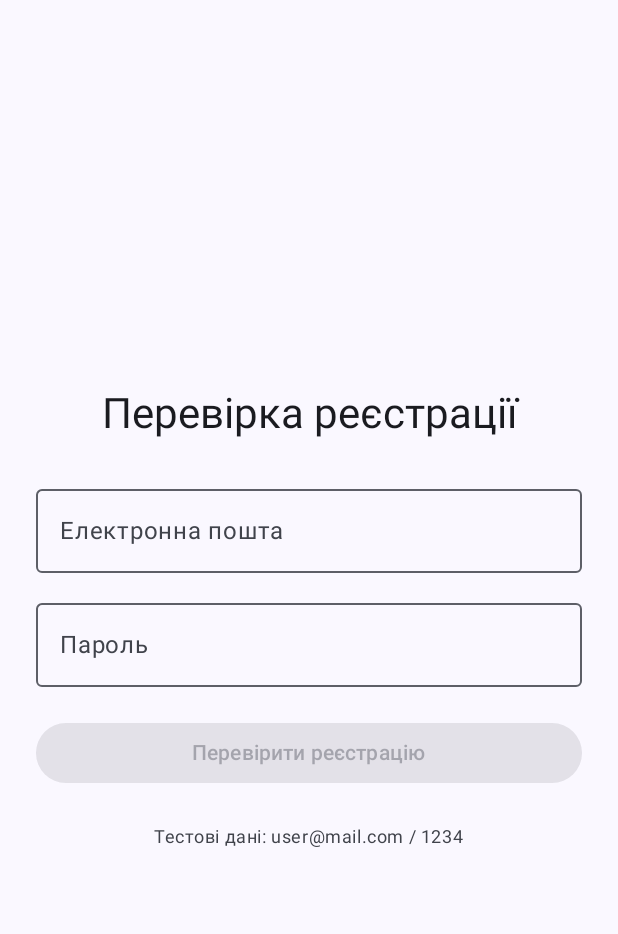
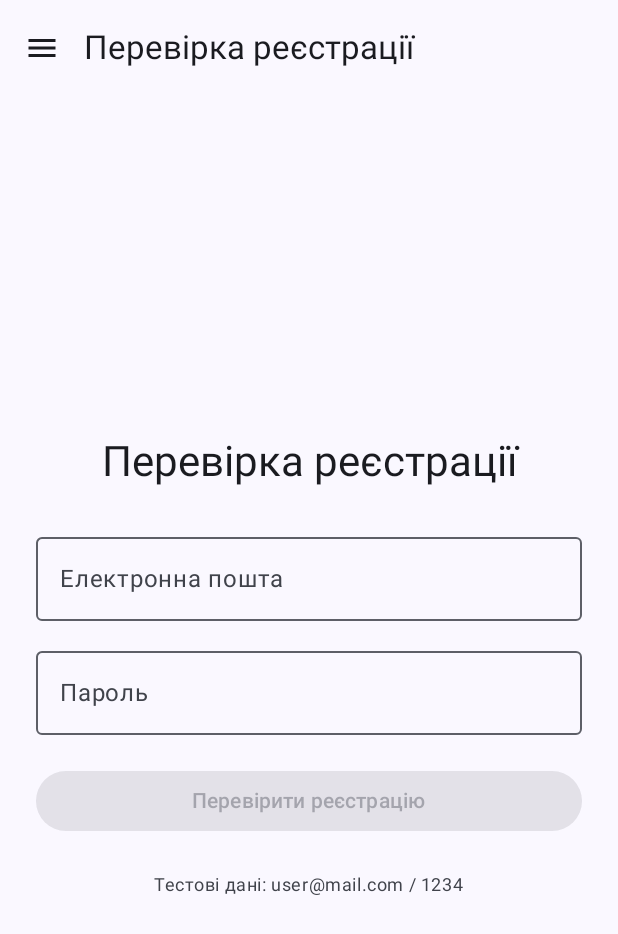
Before and after one commit to anatolii-dotsenko/optima-mobile, an Android app built with Jetpack Compose: the screen it shows after launch (MainActivity), on a phone screen of 412 x 824 dp. Shown: the top 934 px of the screen. Run offline under Robolectric (Android 15) with nearby library versions, the phone set to English and light mode, and no system bars.

Commit message:
Practical 3: project structure, navigation drawer, singleton SessionRepository

```diff
--- a/app/build.gradle.kts
+++ b/app/build.gradle.kts
@@ -40,6 +40,8 @@ dependencies {
     implementation(platform(libs.androidx.compose.bom))
     implementation(libs.androidx.activity.compose)
     implementation(libs.androidx.compose.material3)
+    implementation(libs.androidx.compose.material.icons.core)
+    implementation(libs.androidx.navigation.compose)
     implementation(libs.androidx.compose.ui)
     implementation(libs.androidx.compose.ui.graphics)
     implementation(libs.androidx.compose.ui.tooling.preview)
--- a/app/src/main/AndroidManifest.xml
+++ b/app/src/main/AndroidManifest.xml
@@ -3,6 +3,7 @@
     xmlns:tools="http://schemas.android.com/tools">
 
     <application
+        android:name=".StartupApp"
         android:allowBackup="true"
         android:dataExtractionRules="@xml/data_extraction_rules"
         android:fullBackupContent="@xml/backup_rules"
--- a/app/src/main/java/com/example/startupapp/LoginViewModel.kt
+++ b/app/src/main/java/com/example/startupapp/LoginViewModel.kt
@@ -2,6 +2,11 @@ package com.example.startupapp
 
 import android.util.Patterns
 import androidx.lifecycle.ViewModel
+import androidx.lifecycle.ViewModelProvider
+import androidx.lifecycle.ViewModelProvider.AndroidViewModelFactory.Companion.APPLICATION_KEY
+import androidx.lifecycle.viewmodel.initializer
+import androidx.lifecycle.viewmodel.viewModelFactory
+import com.example.startupapp.data.SessionRepository
 import kotlinx.coroutines.flow.MutableStateFlow
 import kotlinx.coroutines.flow.StateFlow
 import kotlinx.coroutines.flow.asStateFlow
@@ -25,7 +30,9 @@ data class LoginUiState(
         get() = isEmailValid && password.isNotBlank()
 }
 
-class LoginViewModel : ViewModel() {
+class LoginViewModel(
+    private val sessionRepository: SessionRepository = SessionRepository()
+) : ViewModel() {
 
     private val registeredUsers = mapOf(
         "user@mail.com" to "1234",
@@ -64,6 +71,12 @@ class LoginViewModel : ViewModel() {
         val normalizedEmail = state.email.trim().lowercase()
         val isRegistered = registeredUsers[normalizedEmail] == state.password
 
+        if (isRegistered) {
+            sessionRepository.setRegisteredUser(normalizedEmail)
+        } else {
+            sessionRepository.clearSession()
+        }
+
         _uiState.update {
             it.copy(
                 result = if (isRegistered) CheckResult.REGISTERED else CheckResult.NOT_FOUND
@@ -75,7 +88,14 @@ class LoginViewModel : ViewModel() {
         return Patterns.EMAIL_ADDRESS?.matcher(email)?.matches() ?: EMAIL_REGEX.matches(email)
     }
 
-    private companion object {
-        val EMAIL_REGEX = Regex("^[A-Za-z0-9+_.-]+@[A-Za-z0-9.-]+\\.[A-Za-z]{2,}$")
+    companion object {
+        private val EMAIL_REGEX = Regex("^[A-Za-z0-9+_.-]+@[A-Za-z0-9.-]+\\.[A-Za-z]{2,}$")
+
+        val Factory: ViewModelProvider.Factory = viewModelFactory {
+            initializer {
+                val app = this[APPLICATION_KEY] as StartupApp
+                LoginViewModel(app.sessionRepository)
+            }
+        }
     }
 }
--- a/app/src/main/java/com/example/startupapp/MainActivity.kt
+++ b/app/src/main/java/com/example/startupapp/MainActivity.kt
@@ -4,10 +4,7 @@ import android.os.Bundle
 import androidx.activity.ComponentActivity
 import androidx.activity.compose.setContent
 import androidx.activity.enableEdgeToEdge
-import androidx.compose.foundation.layout.fillMaxSize
-import androidx.compose.foundation.layout.padding
-import androidx.compose.material3.Scaffold
-import androidx.compose.ui.Modifier
+import com.example.startupapp.navigation.AppShell
 import com.example.startupapp.ui.theme.StartupAppTheme
 
 class MainActivity : ComponentActivity() {
@@ -16,11 +13,7 @@ class MainActivity : ComponentActivity() {
         enableEdgeToEdge()
         setContent {
             StartupAppTheme {
-                Scaffold(modifier = Modifier.fillMaxSize()) { innerPadding ->
-                    LoginScreen(
-                        modifier = Modifier.padding(innerPadding)
-                    )
-                }
+                AppShell()
             }
         }
     }
--- /dev/null
+++ b/app/src/main/java/com/example/startupapp/StartupApp.kt
@@ -0,0 +1,11 @@
+package com.example.startupapp
+
+import android.app.Application
+import com.example.startupapp.data.SessionRepository
+
+/**
+ * Application container providing app-wide singleton dependencies.
+ */
+class StartupApp : Application() {
+    val sessionRepository: SessionRepository by lazy { SessionRepository() }
+}
--- /dev/null
+++ b/app/src/main/java/com/example/startupapp/data/SessionRepository.kt
@@ -0,0 +1,22 @@
+package com.example.startupapp.data
+
+import kotlinx.coroutines.flow.MutableStateFlow
+import kotlinx.coroutines.flow.StateFlow
+import kotlinx.coroutines.flow.asStateFlow
+
+/**
+ * Singleton repository storing shared session state across screens.
+ */
+class SessionRepository {
+
+    private val _registeredUserEmail = MutableStateFlow<String?>(null)
+    val registeredUserEmail: StateFlow<String?> = _registeredUserEmail.asStateFlow()
+
+    fun setRegisteredUser(email: String) {
+        _registeredUserEmail.value = email
+    }
+
+    fun clearSession() {
+        _registeredUserEmail.value = null
+    }
+}
--- /dev/null
+++ b/app/src/main/java/com/example/startupapp/navigation/AppShell.kt
@@ -0,0 +1,165 @@
+package com.example.startupapp.navigation
+
+import androidx.compose.foundation.layout.Column
+import androidx.compose.foundation.layout.Spacer
+import androidx.compose.foundation.layout.fillMaxSize
+import androidx.compose.foundation.layout.height
+import androidx.compose.foundation.layout.padding
+import androidx.compose.material.icons.Icons
+import androidx.compose.material.icons.filled.Home
+import androidx.compose.material.icons.filled.Info
+import androidx.compose.material.icons.filled.Menu
+import androidx.compose.material3.DrawerValue
+import androidx.compose.material3.ExperimentalMaterial3Api
+import androidx.compose.material3.HorizontalDivider
+import androidx.compose.material3.Icon
+import androidx.compose.material3.IconButton
+import androidx.compose.material3.MaterialTheme
+import androidx.compose.material3.ModalDrawerSheet
+import androidx.compose.material3.ModalNavigationDrawer
+import androidx.compose.material3.NavigationDrawerItem
+import androidx.compose.material3.NavigationDrawerItemDefaults
+import androidx.compose.material3.Scaffold
+import androidx.compose.material3.Text
+import androidx.compose.material3.TopAppBar
+import androidx.compose.material3.rememberDrawerState
+import androidx.compose.runtime.Composable
+import androidx.compose.runtime.getValue
+import androidx.compose.runtime.rememberCoroutineScope
+import androidx.compose.ui.Modifier
+import androidx.compose.ui.platform.LocalContext
+import androidx.compose.ui.unit.dp
+import androidx.lifecycle.compose.collectAsStateWithLifecycle
+import androidx.navigation.NavGraph.Companion.findStartDestination
+import androidx.navigation.NavHostController
+import androidx.navigation.compose.NavHost
+import androidx.navigation.compose.composable
+import androidx.navigation.compose.currentBackStackEntryAsState
+import androidx.navigation.compose.rememberNavController
+import com.example.startupapp.LoginScreen
+import com.example.startupapp.StartupApp
+import com.example.startupapp.ui.content.ContentScreen
+import kotlinx.coroutines.launch
+
+private const val ROUTE_LOGIN = "login"
+private const val ROUTE_CONTENT = "content"
+
+@OptIn(ExperimentalMaterial3Api::class)
+@Composable
+fun AppShell(
+    modifier: Modifier = Modifier
+) {
+    val navController = rememberNavController()
+    val backStackEntry by navController.currentBackStackEntryAsState()
+    val currentRoute = backStackEntry?.destination?.route ?: ROUTE_LOGIN
+
+    val app = LocalContext.current.applicationContext as StartupApp
+    val registeredEmail by app.sessionRepository.registeredUserEmail.collectAsStateWithLifecycle()
+
+    val drawerState = rememberDrawerState(initialValue = DrawerValue.Closed)
+    val scope = rememberCoroutineScope()
+
+    val navigateTo: (String) -> Unit = { route ->
+        scope.launch { drawerState.close() }
+        navController.navigateSingleTopTo(route)
+    }
+
+    ModalNavigationDrawer(
+        drawerState = drawerState,
+        modifier = modifier,
+        drawerContent = {
+            ModalDrawerSheet {
+                Column(modifier = Modifier.padding(horizontal = 24.dp, vertical = 20.dp)) {
+                    Text(
+                        text = "StartupApp",
+                        style = MaterialTheme.typography.titleLarge
+                    )
+                    Spacer(modifier = Modifier.height(4.dp))
+                    Text(
+                        text = registeredEmail ?: "Гість (не зареєстровано)",
+                        style = MaterialTheme.typography.bodySmall,
+                        color = MaterialTheme.colorScheme.onSurfaceVariant
+                    )
+                }
+                HorizontalDivider()
+                Spacer(modifier = Modifier.height(8.dp))
+
+                NavigationDrawerItem(
+                    label = { Text("Головна (Реєстрація)") },
+                    selected = currentRoute == ROUTE_LOGIN,
+                    onClick = { navigateTo(ROUTE_LOGIN) },
+                    icon = { Icon(Icons.Default.Home, contentDescription = null) },
+                    modifier = Modifier.padding(NavigationDrawerItemDefaults.ItemPadding)
+                )
+
+                NavigationDrawerItem(
+                    label = { Text("Інформаційна сторінка") },
+                    selected = currentRoute == ROUTE_CONTENT,
+                    onClick = { navigateTo(ROUTE_CONTENT) },
+                    icon = { Icon(Icons.Default.Info, contentDescription = null) },
+                    modifier = Modifier.padding(NavigationDrawerItemDefaults.ItemPadding)
+                )
+            }
+        }
+    ) {
+        Scaffold(
+            modifier = Modifier.fillMaxSize(),
+            topBar = {
+                TopAppBar(
+                    title = {
+                        Text(
+                            text = if (currentRoute == ROUTE_CONTENT) {
+                                "Інформаційна сторінка"
+                            } else {
+                                "Перевірка реєстрації"
+                            }
+                        )
+                    },
+                    navigationIcon = {
+                        IconButton(
+                            onClick = {
+                                scope.launch { drawerState.open() }
+                            }
+                        ) {
+                            Icon(
+                                imageVector = Icons.Default.Menu,
+                                contentDescription = "Відкрити меню"
+                            )
+                        }
+                    }
+                )
+            }
+        ) { innerPadding ->
+            NavHost(
+                navController = navController,
+                startDestination = ROUTE_LOGIN,
+                modifier = Modifier.padding(innerPadding)
+            ) {
+                composable(ROUTE_LOGIN) {
+                    LoginScreen(
+                        onNavigateToContent = {
+                            navController.navigateSingleTopTo(ROUTE_CONTENT)
+                        }
+                    )
+                }
+                composable(ROUTE_CONTENT) {
+                    ContentScreen(
+                        onNavigateToLogin = {
+                            navController.navigateSingleTopTo(ROUTE_LOGIN)
+                        }
+                    )
+                }
+            }
+        }
+    }
+}
+
+private fun NavHostController.navigateSingleTopTo(route: String) {
+    navigate(route) {
+        popUpTo(graph.findStartDestination().id) {
+            saveState = true
+        }
+        launchSingleTop = true
+        restoreState = true
+    }
+}
--- a/gradle/libs.versions.toml
+++ b/gradle/libs.versions.toml
@@ -8,6 +8,7 @@ lifecycleRuntimeKtx = "2.8.7"
 activityCompose = "1.8.0"
 kotlin = "2.2.10"
 composeBom = "2026.02.01"
+navigationCompose = "2.8.8"
 
 [libraries]
 androidx-core-ktx = { group = "androidx.core", name = "core-ktx", version.ref = "coreKtx" }
@@ -26,6 +27,8 @@ androidx-compose-ui-tooling-preview = { group = "androidx.compose.ui", name = "u
 androidx-compose-ui-test-manifest = { group = "androidx.compose.ui", name = "ui-test-manifest" }
 androidx-compose-ui-test-junit4 = { group = "androidx.compose.ui", name = "ui-test-junit4" }
 androidx-compose-material3 = { group = "androidx.compose.material3", name = "material3" }
+androidx-compose-material-icons-core = { group = "androidx.compose.material", name = "material-icons-core" }
+androidx-navigation-compose = { group = "androidx.navigation", name = "navigation-compose", version.ref = "navigationCompose" }
 
 [plugins]
 android-application = { id = "com.android.application", version.ref = "agp" }
```
Also changed, not shown: app/src/main/java/com/example/startupapp/LoginScreen.kt (+18 -3 lines), app/src/main/java/com/example/startupapp/ui/content/ContentScreen.kt (added, +228 -0 lines), app/src/main/java/com/example/startupapp/ui/content/ContentViewModel.kt (added, +47 -0 lines).
